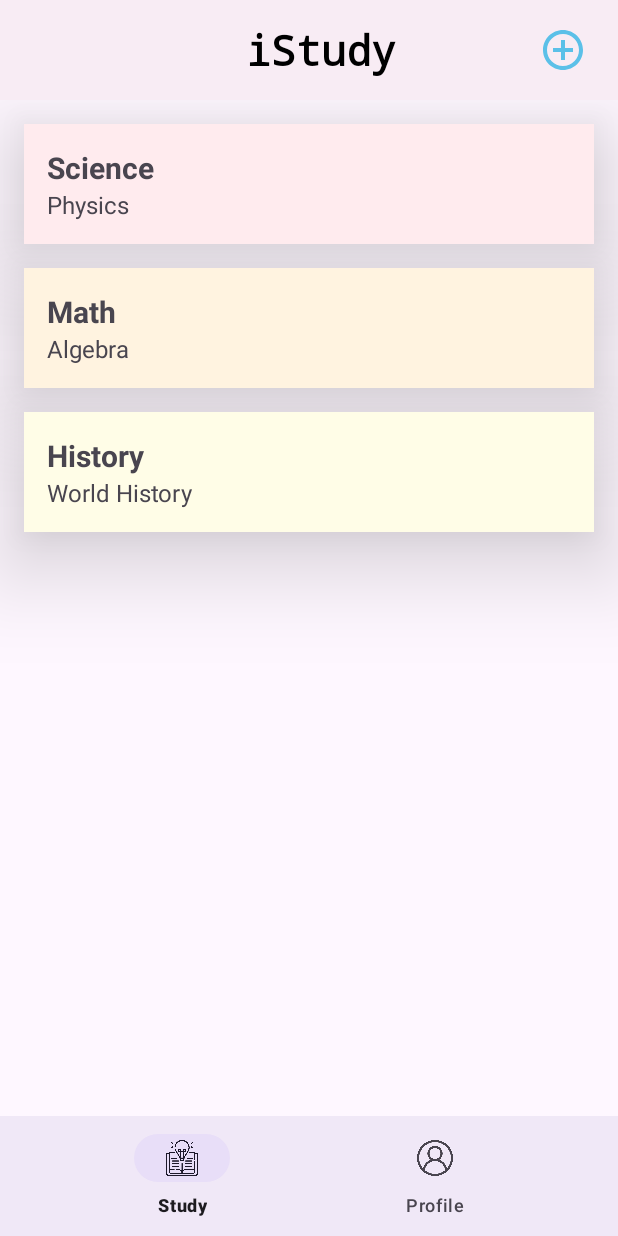
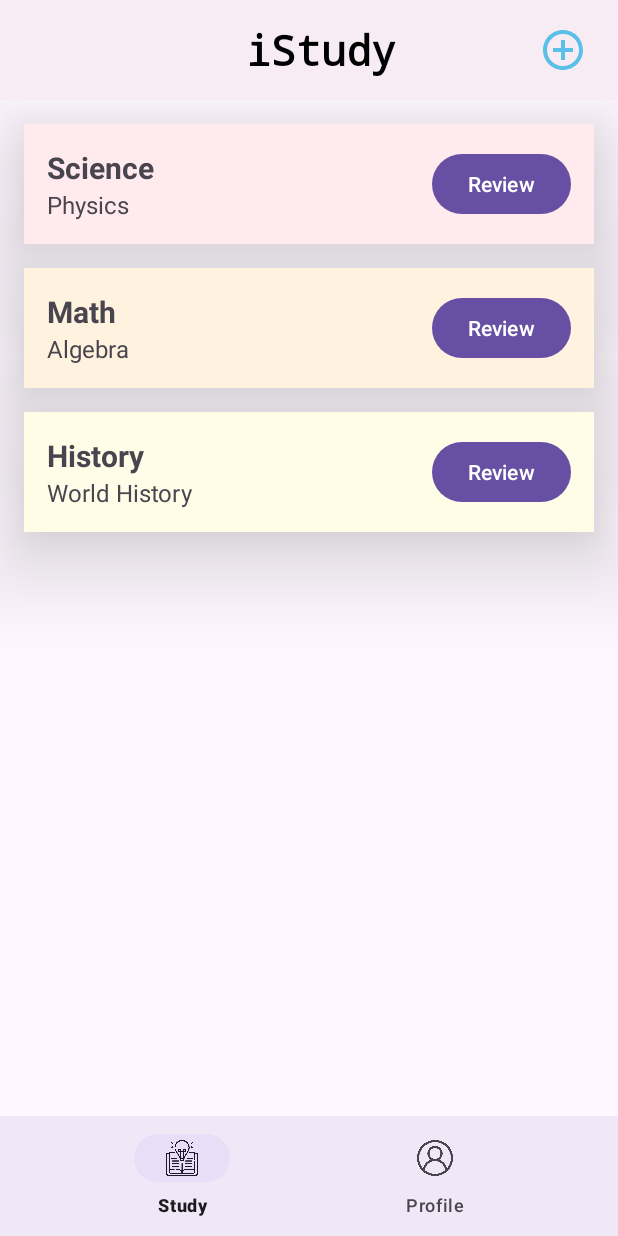
Before and after one commit to blurridge/iStudy, an Android app: the screen it shows after launch (MainActivity), on a phone screen of 412 x 824 dp. Run offline under Robolectric (Android 15) with nearby library versions, the phone set to English and light mode, and no system bars.

Commit message:
added a take quiz button for each item

```diff
--- a/app/src/main/AndroidManifest.xml
+++ b/app/src/main/AndroidManifest.xml
@@ -12,6 +12,9 @@
         android:supportsRtl="true"
         android:theme="@style/Theme.IStudy"
         tools:targetApi="31">
+        <activity
+            android:name=".TakeQuizActivity"
+            android:exported="false" />
         <activity
             android:name=".StudyAdapter"
             android:exported="false" />
--- a/app/src/main/java/com/example/istudy/StudyAdapter.kt
+++ b/app/src/main/java/com/example/istudy/StudyAdapter.kt
@@ -1,9 +1,11 @@
 package com.example.istudy
 
+import android.content.Intent
 import android.graphics.Color
 import android.view.LayoutInflater
 import android.view.View
 import android.view.ViewGroup
+import android.widget.Button
 import android.widget.TextView
 import androidx.recyclerview.widget.RecyclerView
 
@@ -23,6 +25,7 @@ class StudyAdapter(
     inner class TopicViewHolder(itemView: View) : RecyclerView.ViewHolder(itemView) {
         val topicNameTextView: TextView = itemView.findViewById(R.id.topicNameTextView)
         val topicCourseTextView: TextView = itemView.findViewById(R.id.topicCourseTextView)
+        val takeQuizButton: Button = itemView.findViewById(R.id.takeQuizButton)
     }
 
     override fun onCreateViewHolder(parent: ViewGroup, viewType: Int): TopicViewHolder {
@@ -40,6 +43,15 @@ class StudyAdapter(
         // Cycle through the colors list and apply the background color to the item view
         val backgroundColor = colors[position % colors.size]
         holder.itemView.setBackgroundColor(backgroundColor)
+
+        // Button for taking quiz
+        holder.takeQuizButton.setOnClickListener {
+            val context = holder.itemView.context
+            val intent = Intent(context, TakeQuizActivity::class.java).apply {
+                putExtra("TOPIC_ID", currentItem.topicId)
+            }
+            context.startActivity(intent)
+        }
     }
 
     override fun getItemCount() = topics.size
--- a/app/src/main/res/layout/activity_study_adapter.xml
+++ b/app/src/main/res/layout/activity_study_adapter.xml
@@ -37,5 +37,15 @@
             app:layout_constraintVertical_chainStyle="packed"
             app:layout_constraintHorizontal_bias="0.5"/>
 
+        <Button
+            android:id="@+id/takeQuizButton"
+            android:layout_width="wrap_content"
+            android:layout_height="wrap_content"
+            android:text="Review"
+            app:layout_constraintEnd_toEndOf="parent"
+            app:layout_constraintTop_toTopOf="parent"
+            app:layout_constraintBottom_toBottomOf="parent"
+            app:layout_constraintVertical_bias="0.5" />
+
     </androidx.constraintlayout.widget.ConstraintLayout>
 </androidx.cardview.widget.CardView>
```
Also changed, not shown: app/src/main/java/com/example/istudy/TakeQuizActivity.kt (added, +20 -0 lines), app/src/main/res/layout/activity_take_quiz.xml (added, +10 -0 lines).
